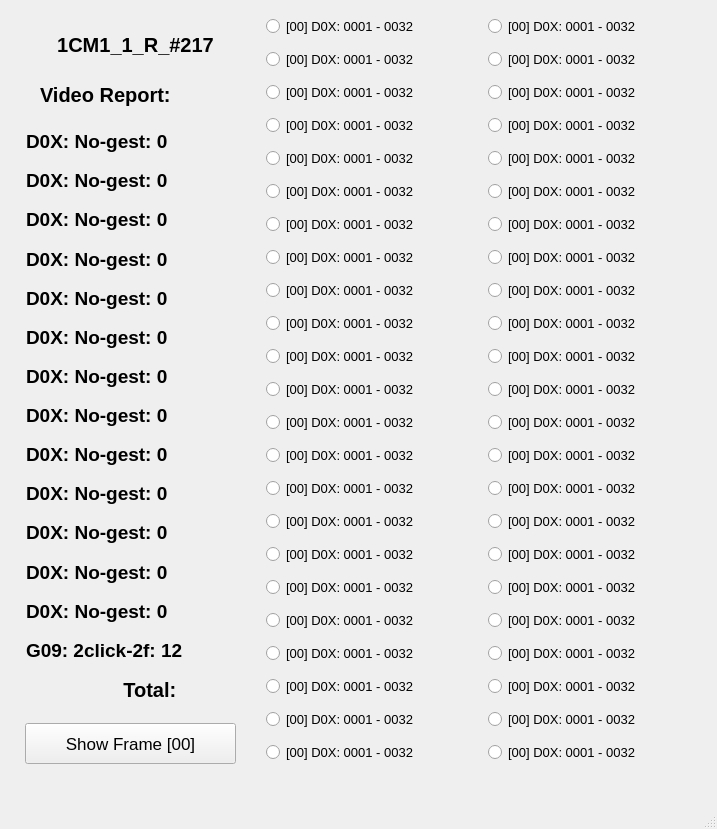
This is report.ui in GibranBenitez/GUI_IPN as Qt 5 draws it before an edit. The edited form follows.
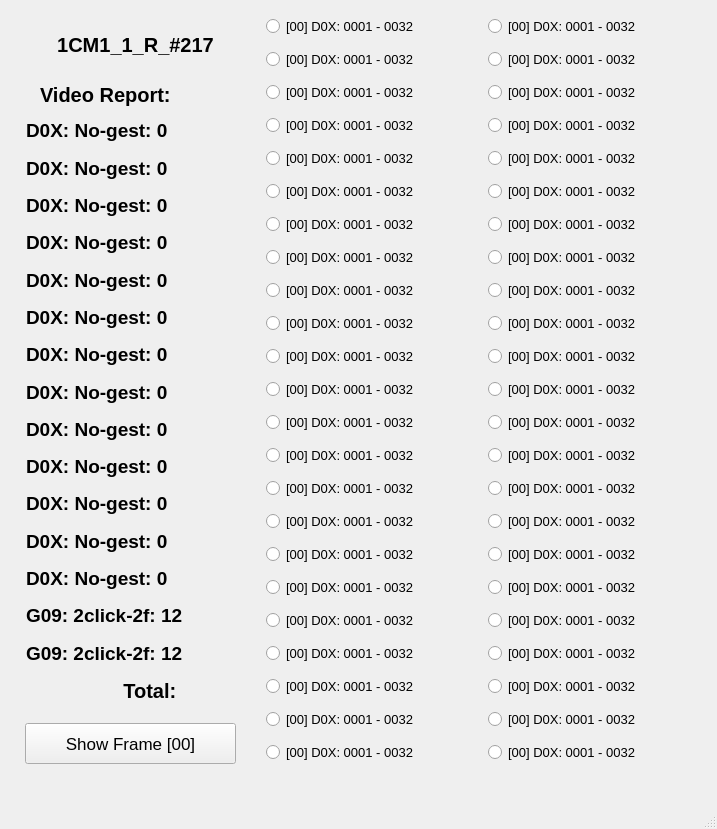
This is the edited form.

Patch:
```diff
--- a/report.ui
+++ b/report.ui
@@ -18,9 +18,9 @@
     <property name="geometry">
      <rect>
       <x>26</x>
-      <y>125</y>
+      <y>115</y>
       <width>231</width>
-      <height>581</height>
+      <height>591</height>
      </rect>
     </property>
     <property name="font">
@@ -227,6 +227,20 @@
        </property>
       </widget>
      </item>
+     <item>
+      <widget class="QLabel" name="lb_16">
+       <property name="font">
+        <font>
+         <pointsize>14</pointsize>
+         <weight>75</weight>
+         <bold>true</bold>
+        </font>
+       </property>
+       <property name="text">
+        <string>G09: 2click-2f: 12</string>
+       </property>
+      </widget>
+     </item>
      <item>
       <widget class="QLabel" name="lb_15">
        <property name="font">
```
Left out of the diff: 2 changed lines with no effect on the pictures.
